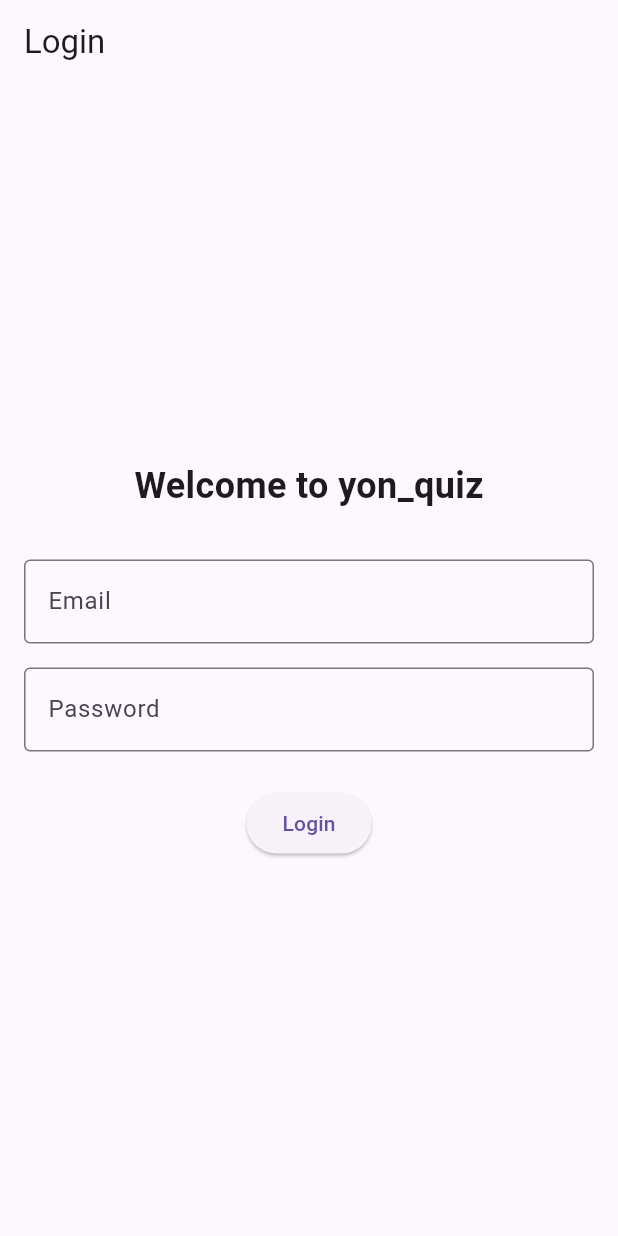
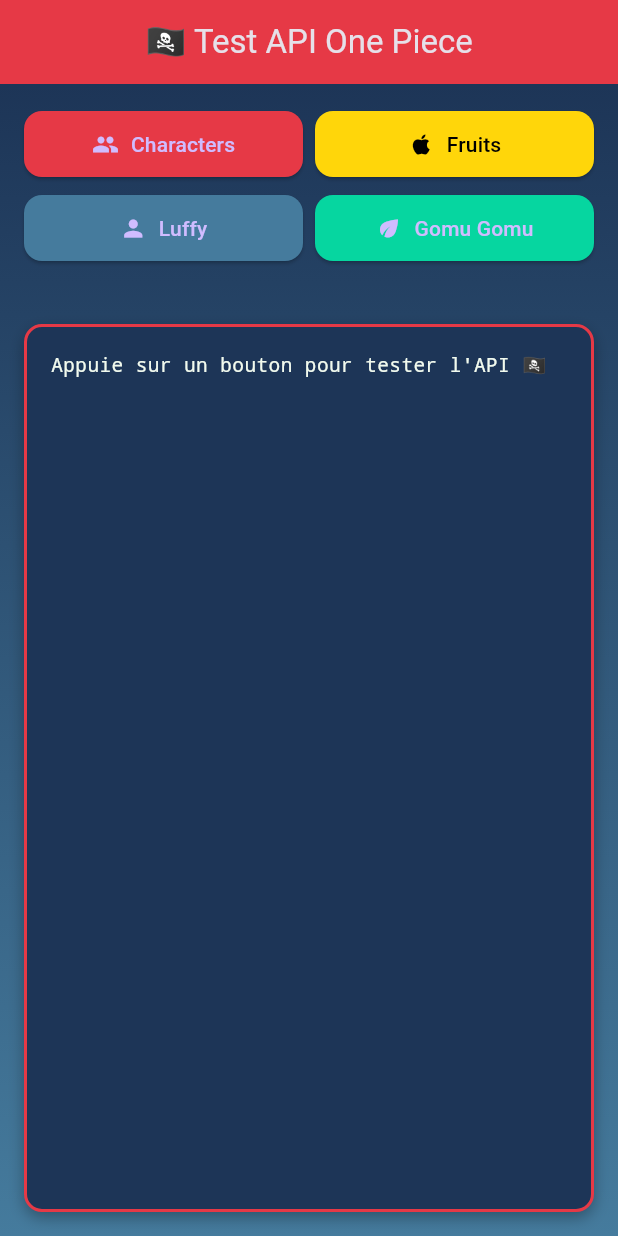
Before and after one commit to FLXwkg/YonQuiz, a Flutter app: the screen it shows after launch, on a phone screen of 412 x 824 dp. Run offline on Flutter 3.47's test engine with Material 3 defaults, Android fonts, the phone set to English and light mode, and no system bars; our stand-ins replace get.

Commit message:
:art: Test initial de l'api

```diff
--- /dev/null
+++ b/lib/features/auth/presentation/pages/test_api_page.dart
@@ -0,0 +1,330 @@
+import 'package:flutter/material.dart';
+import '../../../../core/network/api_service.dart';
+import '../../../learn/data/models/character_model.dart';
+import '../../../learn/data/models/fruit_model.dart';
+
+class TestApiPage extends StatefulWidget {
+  const TestApiPage({super.key});
+
+  @override
+  State<TestApiPage> createState() => _TestApiPageState();
+}
+
+class _TestApiPageState extends State<TestApiPage> {
+  final ApiService _apiService = ApiService();
+  String _result = 'Appuie sur un bouton pour tester l\'API 🏴‍☠️';
+  bool _loading = false;
+
+  Future<void> _testCharacters() async {
+    setState(() {
+      _loading = true;
+      _result = 'Chargement des personnages...';
+    });
+
+    try {
+      final List<CharacterModel> characters = await _apiService.getCharacters();
+
+      String displayText = '🏴‍☠️ PERSONNAGES ONE PIECE\n';
+      displayText += '=' * 40 + '\n';
+      displayText += 'Total: ${characters.length} personnages\n\n';
+
+      // Affiche les 10 premiers
+      for (var i = 0; i < (characters.length > 10 ? 10 : characters.length); i++) {
+        final char = characters[i];
+        displayText += '${i + 1}. ${char.name ?? "Inconnu"}\n';
+        displayText += '   📏 Taille: ${char.size ?? "?"}\n';
+        displayText += '   🎂 Age: ${char.age ?? "?"}\n';
+        displayText += '   💰 Prime: ${char.bounty ?? "Aucune"}\n';
+        displayText += '   ⚓ Crew: ${char.crew?.name ?? "Aucun"}\n';
+        displayText += '   🍎 Fruit: ${char.fruit?.name ?? "Aucun"}\n';
+        displayText += '   💼 Job: ${char.job ?? "?"}\n';
+        displayText += '   ❤️ Status: ${char.status ?? "?"}\n';
+        displayText += '\n';
+      }
+
+      displayText += '\n✅ Chargement réussi !';
+
+      setState(() {
+        _result = displayText;
+        _loading = false;
+      });
+    } catch (e) {
+      setState(() {
+        _result = '❌ Erreur lors du chargement des personnages:\n\n$e';
+        _loading = false;
+      });
+    }
+  }
+
+  Future<void> _testFruits() async {
+    setState(() {
+      _loading = true;
+      _result = 'Chargement des fruits du démon...';
+    });
+
+    try {
+      final List<FruitModel> fruits = await _apiService.getFruits();
+
+      String displayText = '🍎 FRUITS DU DÉMON\n';
+      displayText += '=' * 40 + '\n';
+      displayText += 'Total: ${fruits.length} fruits\n\n';
+
+      // Affiche les 10 premiers
+      for (var i = 0; i < (fruits.length > 10 ? 10 : fruits.length); i++) {
+        final fruit = fruits[i];
+        displayText += '${i + 1}. ${fruit.name ?? "Inconnu"}\n';
+        displayText += '   📝 Type: ${fruit.type ?? "?"}\n';
+        displayText += '   🇯🇵 Nom JP: ${fruit.romanName ?? "?"}\n';
+        displayText += '   📖 Description: ${fruit.description?.substring(0, fruit.description!.length > 80 ? 80 : fruit.description!.length) ?? "?"}...\n';
+        displayText += '\n';
+      }
+
+      displayText += '\n✅ Chargement réussi !';
+
+      setState(() {
+        _result = displayText;
+        _loading = false;
+      });
+    } catch (e) {
+      setState(() {
+        _result = '❌ Erreur lors du chargement des fruits:\n\n$e';
+        _loading = false;
+      });
+    }
+  }
+
+  Future<void> _testCharacterById() async {
+    setState(() {
+      _loading = true;
+      _result = 'Chargement de Luffy...';
+    });
+
+    try {
+      final CharacterModel luffy = await _apiService.getCharacterById(1);
+
+      String displayText = '👑 MONKEY D. LUFFY\n';
+      displayText += '=' * 40 + '\n\n';
+      displayText += '📋 INFORMATIONS GÉNÉRALES\n';
+      displayText += '   ID: ${luffy.id}\n';
+      displayText += '   Nom: ${luffy.name}\n';
+      displayText += '   Age: ${luffy.age}\n';
+      displayText += '   Taille: ${luffy.size}\n';
+      displayText += '   Prime: ${luffy.bounty}\n';
+      displayText += '   Job: ${luffy.job}\n';
+      displayText += '   Status: ${luffy.status}\n\n';
+
+      displayText += '⚓ ÉQUIPAGE\n';
+      displayText += '   Nom: ${luffy.crew?.name ?? "Aucun"}\n';
+      displayText += '   Membres: ${luffy.crew?.number ?? "?"}\n';
+      displayText += '   Prime totale: ${luffy.crew?.totalPrime ?? "?"}\n';
+      displayText += '   Yonko: ${luffy.crew?.isYonko == true ? "Oui ⭐" : "Non"}\n\n';
+
+      displayText += '🍎 FRUIT DU DÉMON\n';
+      displayText += '   Nom: ${luffy.fruit?.name ?? "Aucun"}\n';
+      displayText += '   Type: ${luffy.fruit?.type ?? "?"}\n';
+      displayText += '   Nom JP: ${luffy.fruit?.romanName ?? "?"}\n\n';
+
+      displayText += '✅ Détails complets chargés !';
+
+      setState(() {
+        _result = displayText;
+        _loading = false;
+      });
+    } catch (e) {
+      setState(() {
+        _result = '❌ Erreur lors du chargement de Luffy:\n\n$e';
+        _loading = false;
+      });
+    }
+  }
+
+  Future<void> _testFruitById() async {
+    setState(() {
+      _loading = true;
+      _result = 'Chargement du Gomu Gomu no Mi...';
+    });
+
+    try {
+      final FruitModel fruit = await _apiService.getFruitById(1);
+
+      String displayText = '🍎 GOMU GOMU NO MI\n';
+      displayText += '=' * 40 + '\n\n';
+      displayText += '   ID: ${fruit.id}\n';
+      displayText += '   Nom: ${fruit.name}\n';
+      displayText += '   Type: ${fruit.type}\n';
+      displayText += '   Nom JP: ${fruit.romanName}\n\n';
+      displayText += '📖 DESCRIPTION:\n';
+      displayText += '${fruit.description}\n\n';
+      displayText += '🖼️ Image: ${fruit.filename}\n\n';
+      displayText += '✅ Détails complets chargés !';
+
+      setState(() {
+        _result = displayText;
+        _loading = false;
+      });
+    } catch (e) {
+      setState(() {
+        _result = '❌ Erreur lors du chargement du fruit:\n\n$e';
+        _loading = false;
+      });
+    }
+  }
+
+  @override
+  Widget build(BuildContext context) {
+    return Scaffold(
+      appBar: AppBar(
+        title: const Text('🏴‍☠️ Test API One Piece'),
+        backgroundColor: const Color(0xFFE63946),
+        centerTitle: true,
+      ),
+      body: Container(
+        decoration: const BoxDecoration(
+          gradient: LinearGradient(
+            begin: Alignment.topCenter,
+            end: Alignment.bottomCenter,
+            colors: [
+              Color(0xFF1D3557),
+              Color(0xFF457B9D),
+            ],
+          ),
+        ),
+        child: Padding(
+          padding: const EdgeInsets.all(16.0),
+          child: Column(
+            children: [
+              // Boutons principaux
+              Row(
+                children: [
+                  Expanded(
+                    child: ElevatedButton.icon(
+                      onPressed: _loading ? null : _testCharacters,
+                      style: ElevatedButton.styleFrom(
+                        backgroundColor: const Color(0xFFE63946),
+                        padding: const EdgeInsets.symmetric(vertical: 12),
+                        shape: RoundedRectangleBorder(
+                          borderRadius: BorderRadius.circular(12),
+                        ),
+                      ),
+                      icon: const Icon(Icons.people),
+                      label: const Text('Characters'),
+                    ),
+                  ),
+                  const SizedBox(width: 8),
+                  Expanded(
+                    child: ElevatedButton.icon(
+                      onPressed: _loading ? null : _testFruits,
+                      style: ElevatedButton.styleFrom(
+                        backgroundColor: const Color(0xFFFFD60A),
+                        foregroundColor: Colors.black,
+                        padding: const EdgeInsets.symmetric(vertical: 12),
+                        shape: RoundedRectangleBorder(
+                          borderRadius: BorderRadius.circular(12),
+                        ),
+                      ),
+                      icon: const Icon(Icons.apple),
+                      label: const Text('Fruits'),
+                    ),
+                  ),
+                ],
+              ),
+              const SizedBox(height: 8),
+
+              // Boutons détails
+              Row(
+                children: [
+                  Expanded(
+                    child: ElevatedButton.icon(
+                      onPressed: _loading ? null : _testCharacterById,
+                      style: ElevatedButton.styleFrom(
+                        backgroundColor: const Color(0xFF457B9D),
+                        padding: const EdgeInsets.symmetric(vertical: 12),
+                        shape: RoundedRectangleBorder(
+                          borderRadius: BorderRadius.circular(12),
+                        ),
+                      ),
+                      icon: const Icon(Icons.person),
+                      label: const Text('Luffy'),
+                    ),
+                  ),
+                  const SizedBox(width: 8),
+                  Expanded(
+                    child: ElevatedButton.icon(
+                      onPressed: _loading ? null : _testFruitById,
+                      style: ElevatedButton.styleFrom(
+                        backgroundColor: const Color(0xFF06D6A0),
+                        padding: const EdgeInsets.symmetric(vertical: 12),
+                        shape: RoundedRectangleBorder(
+                          borderRadius: BorderRadius.circular(12),
+                        ),
+                      ),
+                      icon: const Icon(Icons.eco),
+                      label: const Text('Gomu Gomu'),
+                    ),
+                  ),
+                ],
+              ),
+
+              const SizedBox(height: 20),
+
+              // Loading indicator
+              if (_loading)
+                const Column(
+                  children: [
+                    CircularProgressIndicator(
+                      color: Color(0xFFFFD60A),
+                      strokeWidth: 4,
+                    ),
+                    SizedBox(height: 10),
+                    Text(
+                      'Chargement en cours...',
+                      style: TextStyle(
+                        color: Color(0xFFF1FAEE),
+                        fontSize: 16,
+                      ),
+                    ),
+                  ],
+                ),
+
+              const SizedBox(height: 20),
+
+              // Résultat
+              Expanded(
+                child: Container(
+                  width: double.infinity,
+                  padding: const EdgeInsets.all(16),
+                  decoration: BoxDecoration(
+                    color: const Color(0xFF1D3557),
+                    borderRadius: BorderRadius.circular(12),
+                    border: Border.all(
+                      color: const Color(0xFFE63946),
+                      width: 2,
+                    ),
+                    boxShadow: [
+                      BoxShadow(
+                        color: Colors.black.withOpacity(0.3),
+                        blurRadius: 8,
+                        offset: const Offset(0, 4),
+                      ),
+                    ],
+                  ),
+                  child: SingleChildScrollView(
+                    child: Text(
+                      _result,
+                      style: const TextStyle(
+                        fontFamily: 'monospace',
+                        color: Color(0xFFF1FAEE),
+                        fontSize: 13,
+                        height: 1.4,
+                      ),
+                    ),
+                  ),
+                ),
+              ),
+            ],
+          ),
+        ),
+      ),
+    );
+  }
+}
--- /dev/null
+++ b/lib/features/learn/data/models/character_model.dart
@@ -0,0 +1,60 @@
+import 'crew_model.dart';
+import 'fruit_model.dart';
+
+class CharacterModel {
+  final int? id;
+  final String? name;
+  final String? size;
+  final String? age;
+  final String? bounty;
+  final CrewModel? crew;
+  final FruitModel? fruit;
+  final String? job;
+  final String? status;
+
+  CharacterModel({
+    this.id,
+    this.name,
+    this.size,
+    this.age,
+    this.bounty,
+    this.crew,
+    this.fruit,
+    this.job,
+    this.status,
+  });
+
+  factory CharacterModel.fromJson(Map<String, dynamic> json) {
+    return CharacterModel(
+      id: json['id'],
+      name: json['name'],
+      size: json['size'],
+      age: json['age'],
+      bounty: json['bounty'],
+      crew: json['crew'] != null ? CrewModel.fromJson(json['crew']) : null,
+      fruit: json['fruit'] != null ? FruitModel.fromJson(json['fruit']) : null,
+      job: json['job'],
+      status: json['status'],
+    );
+  }
+
+  Map<String, dynamic> toJson() {
+    return {
+      'id': id,
+      'name': name,
+      'size': size,
+      'age': age,
+      'bounty': bounty,
+      'crew': crew?.toJson(),
+      'fruit': fruit?.toJson(),
+      'job': job,
+      'status': status,
+    };
+  }
+
+  // Helper pour affichage
+  @override
+  String toString() {
+    return 'CharacterModel(id: $id, name: $name, crew: ${crew?.name}, fruit: ${fruit?.name})';
+  }
+}
--- /dev/null
+++ b/lib/features/learn/data/models/crew_model.dart
@@ -0,0 +1,47 @@
+class CrewModel {
+  final int? id;
+  final String? name;
+  final String? description;
+  final String? status;
+  final String? number;
+  final String? romanName;
+  final String? totalPrime;
+  final bool? isYonko;
+
+  CrewModel({
+    this.id,
+    this.name,
+    this.description,
+    this.status,
+    this.number,
+    this.romanName,
+    this.totalPrime,
+    this.isYonko,
+  });
+
+  factory CrewModel.fromJson(Map<String, dynamic> json) {
+    return CrewModel(
+      id: json['id'],
+      name: json['name'],
+      description: json['description'],
+      status: json['status'],
+      number: json['number'],
+      romanName: json['roman_name'],
+      totalPrime: json['total_prime'],
+      isYonko: json['is_yonko'],
+    );
+  }
+
+  Map<String, dynamic> toJson() {
+    return {
+      'id': id,
+      'name': name,
+      'description': description,
+      'status': status,
+      'number': number,
+      'roman_name': romanName,
+      'total_prime': totalPrime,
+      'is_yonko': isYonko,
+    };
+  }
+}
--- /dev/null
+++ b/lib/features/learn/data/models/fruit_model.dart
@@ -0,0 +1,43 @@
+class FruitModel {
+  final int? id;
+  final String? name;
+  final String? description;
+  final String? type;
+  final String? filename;
+  final String? romanName;
+  final String? technicalFile;
+
+  FruitModel({
+    this.id,
+    this.name,
+    this.description,
+    this.type,
+    this.filename,
+    this.romanName,
+    this.technicalFile,
+  });
+
+  factory FruitModel.fromJson(Map<String, dynamic> json) {
+    return FruitModel(
+      id: json['id'],
+      name: json['name'],
+      description: json['description'],
+      type: json['type'],
+      filename: json['filename'],
+      romanName: json['roman_name'],
+      technicalFile: json['technicalFile'],
+    );
+  }
+
+  Map<String, dynamic> toJson() {
+    return {
+      'id': id,
+      'name': name,
+      'description': description,
+      'type': type,
+      'filename': filename,
+      'roman_name': romanName,
+      'technicalFile': technicalFile,
+    };
+  }
+}
--- a/lib/main.dart
+++ b/lib/main.dart
@@ -1,6 +1,19 @@
 import 'package:flutter/material.dart';
-import 'app.dart';
+import 'features/auth/presentation/pages/test_api_page.dart';
 
 void main() {
   runApp(const MyApp());
 }
+
+class MyApp extends StatelessWidget {
+  const MyApp({super.key});
+
+  @override
+  Widget build(BuildContext context) {
+    return MaterialApp(
+      title: 'YonQuiz',
+      theme: ThemeData.dark(),
+      home: const TestApiPage(),
+    );
+  }
+}
```
Also changed, not shown: lib/core/network/api_client.dart (deleted, +0 -64 lines), lib/core/network/api_service.dart (added, +86 -0 lines), 1 other file.
